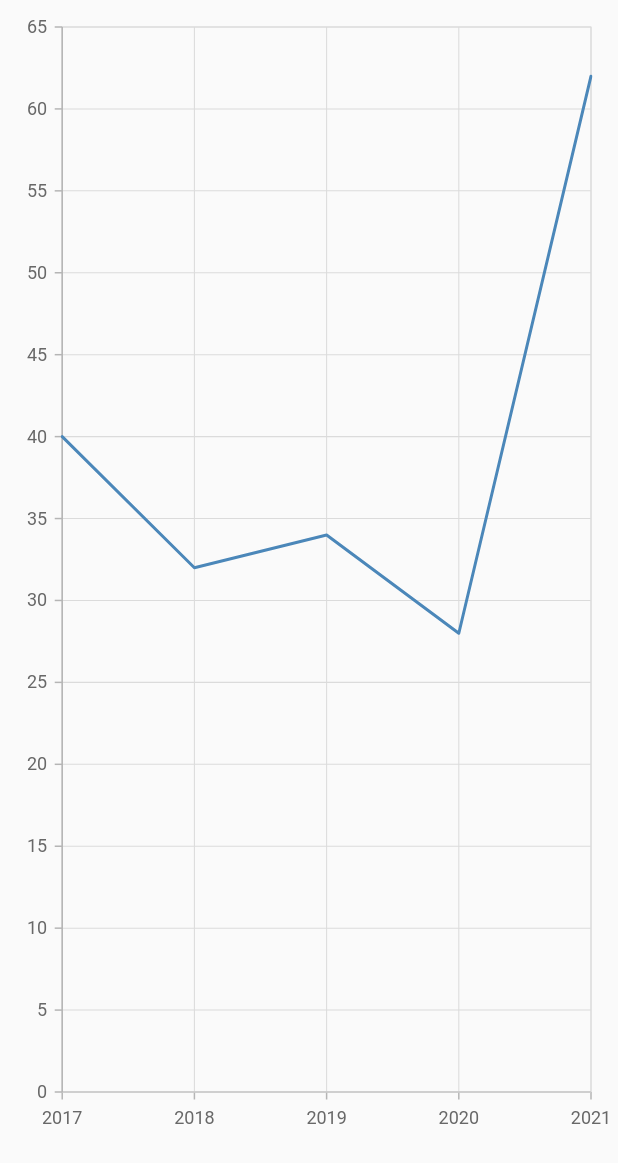
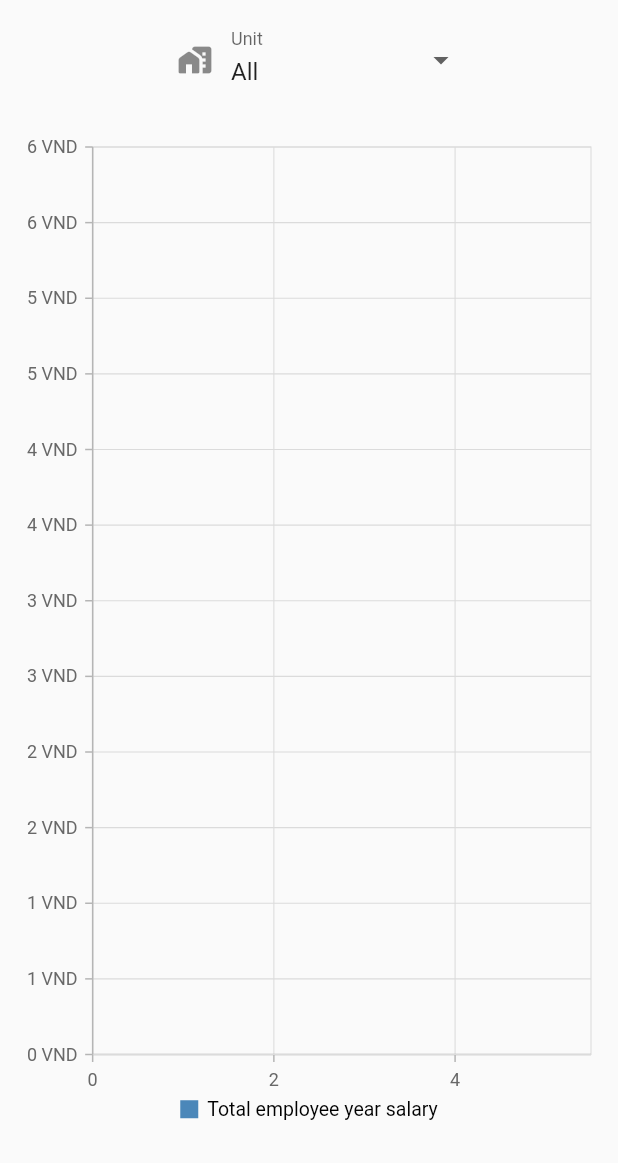
Before and after one commit to BuiThienNhan-nb/flutter-staff-management, a Flutter app: the RevenueScreen screen opened directly, on a phone screen of 412 x 824 dp. Shown: the top 1163 px of the screen. Run offline on Flutter 3.47's test engine with Material 2 defaults, Android fonts, the phone set to English and light mode, and no system bars; our stand-ins replace cloud_firestore, email_validator, firebase_auth, firebase_core, flutter_spinkit, get and 5 more; accounts and stored records are empty; statements that could not run were skipped.

```diff
--- /dev/null
+++ b/lib/screens/employee/detailScreen/employeeSalary.dart
@@ -0,0 +1,153 @@
+import 'package:flutter/material.dart';
+import 'package:staff_management/const_value/controller.dart';
+import 'package:staff_management/models/additionHistory.dart';
+import 'package:staff_management/models/employee.dart';
+import 'package:staff_management/models/quotaHistories.dart';
+import 'package:staff_management/models/workHistory.dart';
+import 'package:intl/intl.dart';
+import 'package:staff_management/utils/dropdown/dropdownButton.dart';
+import 'package:syncfusion_flutter_charts/charts.dart';
+
+class EmployeeSalary extends StatefulWidget {
+  final Employee _employee;
+  const EmployeeSalary({Key? key, required Employee employee})
+      : _employee = employee,
+        super(key: key);
+
+  @override
+  _EmployeeSalaryState createState() => _EmployeeSalaryState();
+}
+
+class _EmployeeSalaryState extends State<EmployeeSalary> {
+  List<EmployeeSalaryData> chartData = [];
+  List<String> _listYear = ["All"];
+  String _selectedYear = "All"; //DateTime.now().year.toString();
+  final oCcy = new NumberFormat("#,##0", "en_US");
+  late TooltipBehavior _tooltipBehavior;
+
+  @override
+  void initState() {
+    _tooltipBehavior = TooltipBehavior(enable: true);
+    updateChartData(chartData);
+    createListYear(_listYear);
+    super.initState();
+  }
+
+  void updateChartData(List<EmployeeSalaryData> list) {
+    for (int i = widget._employee.workHistory.last.dismissDate.toDate().year;
+        i <= DateTime.now().year;
+        i++) {
+      list.add(EmployeeSalaryData(year: i, salary: [], totalSalary: 0));
+      // create a list of positions, quotas and additions which this employee join in this year
+      List<WorkHistory> position = positionController.positionInRange(
+          widget._employee.workHistory, DateTime(i, 1, 1), DateTime(i, 12, 31));
+      List<QuotaPoint> quota = quotaController.quotaInRange(
+          widget._employee.quotaHistory,
+          DateTime(i, 1, 1),
+          DateTime(i, 12, 31));
+      List<AdditionHistory> addition = [];
+      addition.addAll(widget._employee.additionHistory
+          .where((p0) => p0.date.toDate().year == i));
+      // calculate employee salary this year
+      list.last.salary = salaryRecordController.calculateYearSalary(
+          widget._employee, i, position, quota, addition);
+      list.last.salary
+          .forEach((monthSalary) => list.last.totalSalary += monthSalary);
+    }
+  }
+
+  void updateMonthChartData(List<EmployeeMonthSalaryData> _monthChartData,
+      List<EmployeeSalaryData> _chartData, int year) {
+    int monthIndex = 0;
+    EmployeeSalaryData _salary =
+        _chartData.firstWhere((element) => element.year == year);
+    _salary.salary.forEach((element) => _monthChartData
+        .add(EmployeeMonthSalaryData(month: ++monthIndex, salary: element)));
+  }
+
+  void createListYear(List<String> listYear) {
+    for (int i = DateTime.now().year;
+        i >= widget._employee.workHistory.last.dismissDate.toDate().year;
+        i--) {
+      listYear.add(i.toString());
+    }
+  }
+
+  @override
+  Widget build(BuildContext context) {
+    List<EmployeeMonthSalaryData> monthChartData = [];
+    if (_selectedYear != "All") {
+      updateMonthChartData(monthChartData, chartData, int.parse(_selectedYear));
+    }
+    return Scaffold(
+      appBar: AppBar(
+        centerTitle: true,
+        title: Text("${widget._employee.name} Salary"),
+      ),
+      body: Padding(
+        padding: const EdgeInsets.fromLTRB(8, 8, 8, 25),
+        child: Column(
+          children: [
+            MyDropdownButton(
+                selectedValue: _selectedYear,
+                values: _listYear,
+                icon: Icons.calendar_today,
+                lable: "Year",
+                callback: (String _newValue) {
+                  setState(() {
+                    _selectedYear = _newValue;
+                  });
+                },
+                size: Size(200, 70)),
+            SizedBox(height: 20),
+            Expanded(
+              child: SfCartesianChart(
+                tooltipBehavior: _tooltipBehavior,
+                legend: Legend(
+                  isVisible: true,
+                  position: LegendPosition.bottom,
+                ),
+                // primaryXAxis: CategoryAxis(isInversed: true),
+                primaryYAxis: NumericAxis(
+                    numberFormat: NumberFormat.compactCurrency(locale: "vi")),
+                enableAxisAnimation: true,
+                series: <ChartSeries>[
+                  // Renders line chart
+                  _selectedYear == "All"
+                      ? LineSeries<EmployeeSalaryData, int>(
+                          name: "Year Salary",
+                          dataSource: chartData,
+                          xValueMapper: (EmployeeSalaryData salary, _) =>
+                              salary.year,
+                          yValueMapper: (EmployeeSalaryData salary, _) =>
+                              salary.totalSalary)
+                      : LineSeries<EmployeeMonthSalaryData, int>(
+                          name: "Month Salary",
+                          dataSource: monthChartData,
+                          xValueMapper: (EmployeeMonthSalaryData salary, _) =>
+                              salary.month,
+                          yValueMapper: (EmployeeMonthSalaryData salary, _) =>
+                              salary.salary),
+                ],
+              ),
+            ),
+          ],
+        ),
+      ),
+    );
+  }
+}
+
+class EmployeeSalaryData {
+  final int year;
+  List<int> salary;
+  int totalSalary;
+  EmployeeSalaryData(
+      {required this.year, required this.salary, required this.totalSalary});
+}
+
+class EmployeeMonthSalaryData {
+  final int month;
+  int salary;
+  EmployeeMonthSalaryData({required this.month, required this.salary});
+}
--- a/lib/screens/revenue/revenueScreen.dart
+++ b/lib/screens/revenue/revenueScreen.dart
@@ -1,7 +1,11 @@
 import 'package:flutter/material.dart';
 import 'package:staff_management/const_value/controller.dart';
+import 'package:staff_management/models/additionHistory.dart';
 import 'package:staff_management/models/quotaHistories.dart';
+import 'package:staff_management/models/workHistory.dart';
+import 'package:staff_management/utils/dropdown/dropdownButton.dart';
 import 'package:syncfusion_flutter_charts/charts.dart';
+import 'package:intl/intl.dart';
 
 class RevenueScreen extends StatefulWidget {
   const RevenueScreen({Key? key}) : super(key: key);
@@ -11,26 +15,87 @@ class RevenueScreen extends StatefulWidget {
 }
 
 class _RevenueScreenState extends State<RevenueScreen> {
+  List<String> _listUnitNames = ["All"];
+  String _selectedUnit = "All";
+  final oCcy = new NumberFormat("#,##0", "en_US");
+  late TooltipBehavior _tooltipBehavior;
+
+  void updateChart(List<SalaryData> _list) {
+    salaryRecordController.listSalaryRecords.forEach((element) {
+      _list.add(SalaryData(element.year, 0));
+      employeeController.listEmployees
+          .where((employee) =>
+              _selectedUnit == "All" ||
+              _selectedUnit == employee.workHistory.first.unit.value.name)
+          .forEach((item) {
+        List<WorkHistory> position = positionController.positionInRange(
+            item.workHistory,
+            DateTime(element.year, 1, 1),
+            DateTime(element.year, 12, 31));
+        List<QuotaPoint> quota = quotaController.quotaInRange(item.quotaHistory,
+            DateTime(element.year, 1, 1), DateTime(element.year, 12, 31));
+        List<AdditionHistory> addition = [];
+        addition.addAll(item.additionHistory
+            .where((value) => value.date.toDate().year == element.year));
+        List<int> salary = salaryRecordController.calculateYearSalary(
+            item, element.year, position, quota, addition);
+        salary.forEach((salary) => _list.last.salary += salary);
+      });
+    });
+  }
+
+  @override
+  void initState() {
+    _tooltipBehavior = TooltipBehavior(enable: true);
+    _listUnitNames.addAll(unitController.listUnitName);
+    super.initState();
+  }
+
   @override
   Widget build(BuildContext context) {
-    final List<SalesData> chartData = [
-      SalesData(DateTime.now(), 62),
-      SalesData(DateTime(DateTime.now().year - 1), 28),
-      SalesData(DateTime(DateTime.now().year - 2), 34),
-      SalesData(DateTime(DateTime.now().year - 3), 32),
-      SalesData(DateTime(DateTime.now().year - 4), 40)
-    ];
+    List<SalaryData> chartData = [];
+    updateChart(chartData);
     return SafeArea(
       child: Scaffold(
         body: Padding(
           padding: const EdgeInsets.fromLTRB(8, 8, 8, 62),
-          child: SfCartesianChart(
-            series: <ChartSeries>[
-              // Renders line chart
-              LineSeries<SalesData, int>(
-                  dataSource: chartData,
-                  xValueMapper: (SalesData sales, _) => sales.year.year,
-                  yValueMapper: (SalesData sales, _) => sales.sales)
+          child: Column(
+            children: [
+              MyDropdownButton(
+                  selectedValue: _selectedUnit,
+                  values: _listUnitNames,
+                  icon: Icons.home_work_rounded,
+                  lable: "Unit",
+                  callback: (String _newValue) {
+                    setState(() {
+                      _selectedUnit = _newValue;
+                    });
+                  },
+                  size: Size(200, 70)),
+              SizedBox(height: 10),
+              Expanded(
+                child: SfCartesianChart(
+                  tooltipBehavior: _tooltipBehavior,
+                  legend: Legend(
+                    isVisible: true,
+                    position: LegendPosition.bottom,
+                  ),
+                  // primaryXAxis: CategoryAxis(isInversed: true),
+                  primaryYAxis: NumericAxis(
+                      numberFormat: NumberFormat.compactCurrency(locale: "vi")),
+                  enableAxisAnimation: true,
+                  series: <ChartSeries>[
+                    // Renders line chart
+                    LineSeries<SalaryData, int>(
+                        name: "Total employee year salary",
+                        xAxisName: "year",
+                        yAxisName: "money",
+                        dataSource: chartData,
+                        xValueMapper: (SalaryData salary, _) => salary.year,
+                        yValueMapper: (SalaryData salary, _) => salary.salary)
+                  ],
+                ),
+              ),
             ],
           ),
         ),
@@ -39,8 +104,8 @@ class _RevenueScreenState extends State<RevenueScreen> {
   }
 }
 
-class SalesData {
-  SalesData(this.year, this.sales);
-  final DateTime year;
-  final double sales;
+class SalaryData {
+  SalaryData(this.year, this.salary);
+  final int year;
+  int salary;
 }
```
Also changed, not shown: lib/controllers/salaryRecordController.dart (+16 -4 lines), lib/screens/employee/detailScreen/employeeDetail.dart (+7 -0 lines), lib/screens/testScreen.dart (+10 -11 lines), lib/utils/expansionTitle/workHistories/workHisExpansionTitle.dart (+36 -21 lines).
